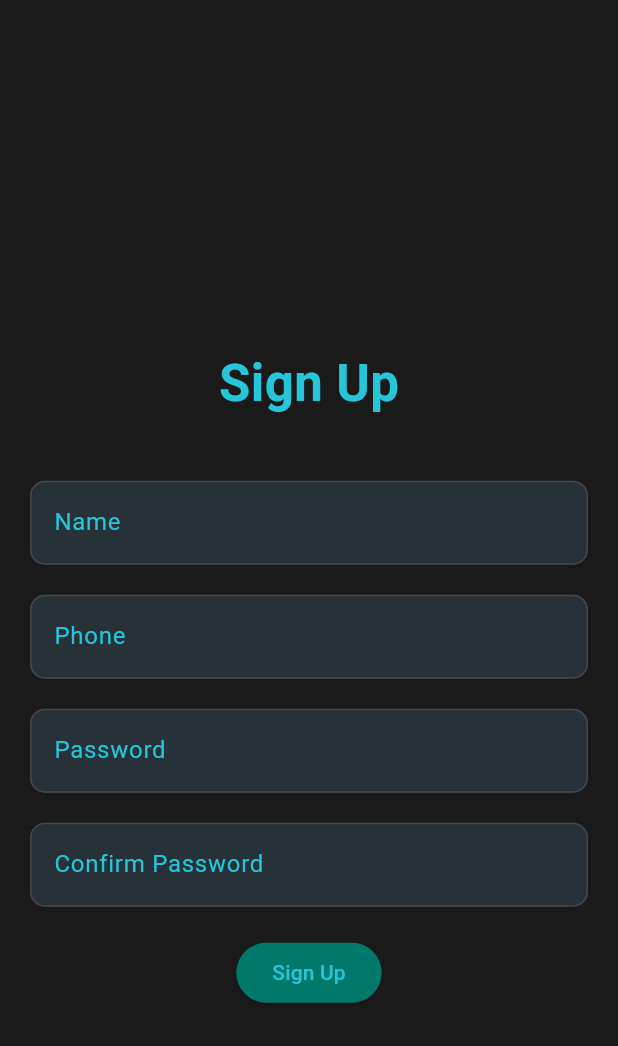
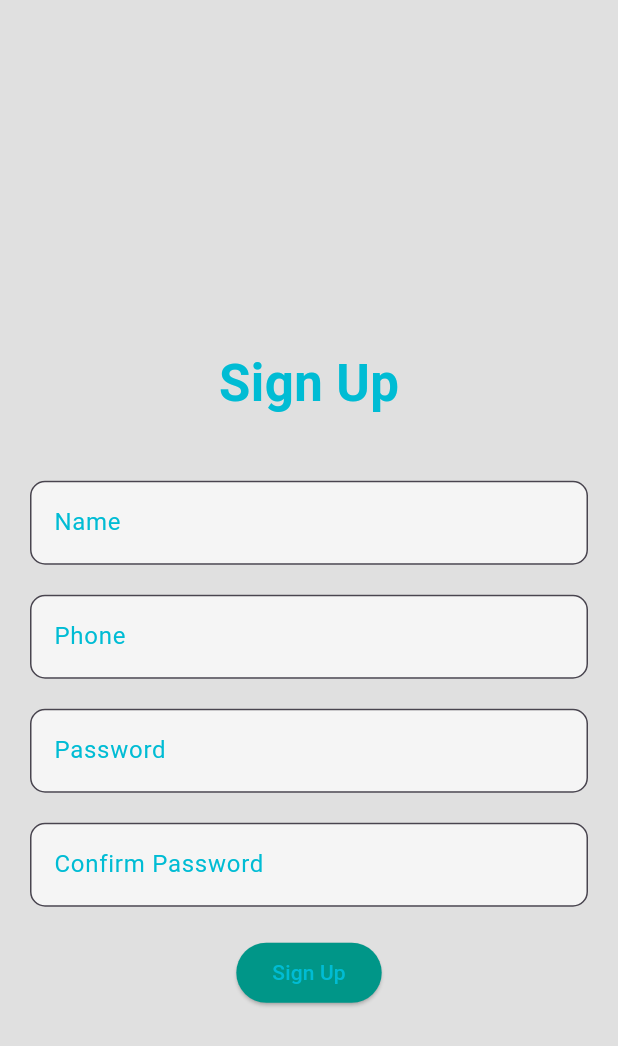
Before and after one commit to AbdullahAlBitar/B-Dental-Flutter, a Flutter app: the screen it shows after launch, after a tap on "Sign Up?", on a phone screen of 412 x 824 dp. Shown: the top 1046 px of the screen. Run offline on Flutter 3.47's test engine with Material 3 defaults, Android fonts, the phone set to English and light mode, and no system bars; our stand-ins replace shared_preferences; network calls fail; project files that could hold a hidden picture were left out.

Commit message:
made dark/light mode auto from device theme mode

```diff
--- a/lib/globals.dart
+++ b/lib/globals.dart
@@ -16,19 +16,36 @@ Color lightBG = const Color(0xFFF5F5F5);  // Light Gray
 Color lightDarkBG = const Color(0xFFE0E0E0);  // Medium Gray
 Color lightTextColor = const Color(0xFF212121);  // Black text for light mode
 
-// Current theme (can be toggled between dark and light)
-bool isDarkMode = true;
+// Getter functions for current theme colors
+Color getPrimaryColor(BuildContext context) {
+  var brightness = MediaQuery.of(context).platformBrightness;
+  return brightness == Brightness.dark ? darkColorPrimary : lightColorPrimary;
+}
 
-// Getter functions for current theme colors
-Color get globalColorDark => isDarkMode ? darkColorPrimary : lightColorPrimary;
-Color get globalColorLight => isDarkMode ? darkColorAccent : lightColorAccent;
-Color get globalBG => isDarkMode ? darkBG : lightBG;
-Color get globalDarkBG => isDarkMode ? darkDarkBG : lightDarkBG;
-Color get globalTextColor => isDarkMode ? darkTextColor : lightTextColor;
+Color getAccentColor(BuildContext context) {
+  var brightness = MediaQuery.of(context).platformBrightness;
+  return brightness == Brightness.dark ? darkColorAccent : lightColorAccent;
+}
+
+Color getBackgroundColor(BuildContext context) {
+  var brightness = MediaQuery.of(context).platformBrightness;
+  return brightness == Brightness.dark ? darkBG : lightBG;
+}
+
+Color getDarkBackgroundColor(BuildContext context) {
+  var brightness = MediaQuery.of(context).platformBrightness;
+  return brightness == Brightness.dark ? darkDarkBG : lightDarkBG;
+}
+
+Color getTextColor(BuildContext context) {
+  var brightness = MediaQuery.of(context).platformBrightness;
+  return brightness == Brightness.dark ? darkTextColor : lightTextColor;
+}
 
 
-// Color globalColorDark =const Color.fromARGB(255, 0, 69, 75);
-// Color globalColorLight =Colors.cyanAccent;
 
-// Color globalBG = const Color.fromARGB(255, 59, 59, 59);
-// Color globalDarkBG = const Color.fromARGB(255, 32, 32, 32);
+// Color getPrimaryColor =const Color.fromARGB(255, 0, 69, 75);
+// Color getAccentColor =Colors.cyanAccent;
+
+// Color getBackgroundColor = const Color.fromARGB(255, 59, 59, 59);
+// Color getDarkBackgroundColor = const Color.fromARGB(255, 32, 32, 32);
--- a/lib/main.dart
+++ b/lib/main.dart
@@ -20,5 +20,6 @@ void main() => runApp(
       "/visitDetails": (context) => VisitDetails(),
       "/paymentDetails": (context) => PaymentDetails(),
     },
+    themeMode: ThemeMode.system,
   )
 );
--- a/lib/pages/login.dart
+++ b/lib/pages/login.dart
@@ -68,7 +68,7 @@ class _LoginState extends State<Login> {
   @override
   Widget build(BuildContext context) {
     return Scaffold(
-      backgroundColor: globalDarkBG,
+      backgroundColor: getDarkBackgroundColor(context),
       body: Padding(
         padding: const EdgeInsets.symmetric(horizontal: 20, vertical: 40),
         child: Column(
@@ -76,20 +76,20 @@ class _LoginState extends State<Login> {
           children: [
             Text(
               "B-Dental",
-              style: TextStyle(fontSize: 34, fontWeight: FontWeight.bold, color: globalColorLight),
+              style: TextStyle(fontSize: 34, fontWeight: FontWeight.bold, color: getAccentColor(context)),
             ),
             const SizedBox(height: 40),
             TextField(
               controller: _controllerUsername,
-              cursorColor: globalColorLight,
-              style: TextStyle(color: globalColorLight),
+              cursorColor: getAccentColor(context),
+              style: TextStyle(color: getAccentColor(context)),
               decoration: InputDecoration(
                 filled: true,
-                fillColor: globalBG,
+                fillColor: getBackgroundColor(context),
                 hintText: "Username",
-                hintStyle: TextStyle(color: globalColorLight),
+                hintStyle: TextStyle(color: getAccentColor(context)),
                 focusedBorder: OutlineInputBorder(borderSide: BorderSide(
-                    color: globalColorLight
+                    color: getAccentColor(context)
                   )),
                 border: OutlineInputBorder(
                   borderRadius: BorderRadius.circular(10),
@@ -100,15 +100,15 @@ class _LoginState extends State<Login> {
             TextField(
               controller: _controllerPassword,
               obscureText: true,
-              cursorColor: globalColorLight,
-              style: TextStyle(color: globalColorLight),
+              cursorColor: getAccentColor(context),
+              style: TextStyle(color: getAccentColor(context)),
               decoration: InputDecoration(
                 filled: true,
-                fillColor: globalBG,
+                fillColor: getBackgroundColor(context),
                 hintText: "Password",
-                hintStyle: TextStyle(color: globalColorLight),
+                hintStyle: TextStyle(color: getAccentColor(context)),
                 focusedBorder: OutlineInputBorder(borderSide: BorderSide(
-                    color: globalColorLight
+                    color: getAccentColor(context)
                   )),
                 border: OutlineInputBorder(
                   borderRadius: BorderRadius.circular(10),
@@ -123,7 +123,7 @@ class _LoginState extends State<Login> {
                   onPressed: () {
                     Navigator.pushNamed(context, "/register");
                   }, // Handle signup
-                  child: Text("Sign Up?", style: TextStyle(color: globalColorLight)),
+                  child: Text("Sign Up?", style: TextStyle(color: getAccentColor(context))),
                 ),
                 ElevatedButton(
                   onPressed: _isButtonDisabled ? null : () async {
@@ -149,7 +149,7 @@ class _LoginState extends State<Login> {
                     });
                   },
                   style: ElevatedButton.styleFrom(
-                    foregroundColor: globalColorLight, backgroundColor: globalColorDark,
+                    foregroundColor: getAccentColor(context), backgroundColor: getPrimaryColor(context),
                   ),
                   child: const Text("Login"),
                 ),
--- a/lib/pages/signup.dart
+++ b/lib/pages/signup.dart
@@ -51,7 +51,7 @@ class _SignUpState extends State<SignUp> {
   @override
   Widget build(BuildContext context) {
     return Scaffold(
-      backgroundColor: globalDarkBG,
+      backgroundColor: getDarkBackgroundColor(context),
       body: Padding(
         padding: const EdgeInsets.symmetric(horizontal: 20, vertical: 40),
         child: SingleChildScrollView(
@@ -62,20 +62,20 @@ class _SignUpState extends State<SignUp> {
               children: [
                 Text(
                   "Sign Up",
-                  style: TextStyle(fontSize: 34, fontWeight: FontWeight.bold, color: globalColorLight),
+                  style: TextStyle(fontSize: 34, fontWeight: FontWeight.bold, color: getAccentColor(context)),
                 ),
                 const SizedBox(height: 40),
                 TextField(
                   controller: _controllerName,
-                  cursorColor: globalColorLight,
-                  style: TextStyle(color: globalColorLight),
+                  cursorColor: getAccentColor(context),
+                  style: TextStyle(color: getAccentColor(context)),
                   decoration: InputDecoration(
                     filled: true,
-                    fillColor: globalBG,
+                    fillColor: getBackgroundColor(context),
                     hintText: "Name",
-                    hintStyle: TextStyle(color: globalColorLight),
+                    hintStyle: TextStyle(color: getAccentColor(context)),
                     focusedBorder: OutlineInputBorder(borderSide: BorderSide(
-                        color: globalColorLight
+                        color: getAccentColor(context)
                       )),
                     border: OutlineInputBorder(
                       borderRadius: BorderRadius.circular(10),
@@ -85,15 +85,15 @@ class _SignUpState extends State<SignUp> {
                 const SizedBox(height: 20),
                 TextField(
                   controller: _controllerPhone,
-                  cursorColor: globalColorLight,
-                  style: TextStyle(color: globalColorLight),
+                  cursorColor: getAccentColor(context),
+                  style: TextStyle(color: getAccentColor(context)),
                   decoration: InputDecoration(
                     filled: true,
-                    fillColor: globalBG,
+                    fillColor: getBackgroundColor(context),
                     hintText: "Phone",
-                    hintStyle: TextStyle(color: globalColorLight),
+                    hintStyle: TextStyle(color: getAccentColor(context)),
                     focusedBorder: OutlineInputBorder(borderSide: BorderSide(
-                        color: globalColorLight
+                        color: getAccentColor(context)
                       )),
                     border: OutlineInputBorder(
                       borderRadius: BorderRadius.circular(10),
@@ -104,15 +104,15 @@ class _SignUpState extends State<SignUp> {
                 TextField(
                   controller: _controllerPassword,
                   obscureText: true,
-                  cursorColor: globalColorLight,
-                  style: TextStyle(color: globalColorLight),
+                  cursorColor: getAccentColor(context),
+                  style: TextStyle(color: getAccentColor(context)),
                   decoration: InputDecoration(
                     filled: true,
-                    fillColor: globalBG,
+                    fillColor: getBackgroundColor(context),
                     hintText: "Password",
-                    hintStyle: TextStyle(color: globalColorLight),
+                    hintStyle: TextStyle(color: getAccentColor(context)),
                     focusedBorder: OutlineInputBorder(borderSide: BorderSide(
-                        color: globalColorLight
+                        color: getAccentColor(context)
                       )),
                     border: OutlineInputBorder(
                       borderRadius: BorderRadius.circular(10),
@@ -123,15 +123,15 @@ class _SignUpState extends State<SignUp> {
                 TextField(
                   controller: _controllerPasswordConfirmation,
                   obscureText: true,
-                  cursorColor: globalColorLight,
-                  style: TextStyle(color: globalColorLight),
+                  cursorColor: getAccentColor(context),
+                  style: TextStyle(color: getAccentColor(context)),
                   decoration: InputDecoration(
                     filled: true,
-                    fillColor: globalBG,
+                    fillColor: getBackgroundColor(context),
                     hintText: "Confirm Password",
-                    hintStyle: TextStyle(color: globalColorLight),
+                    hintStyle: TextStyle(color: getAccentColor(context)),
                     focusedBorder: OutlineInputBorder(borderSide: BorderSide(
-                        color: globalColorLight
+                        color: getAccentColor(context)
                       )),
                     border: OutlineInputBorder(
                       borderRadius: BorderRadius.circular(10),
@@ -175,7 +175,7 @@ class _SignUpState extends State<SignUp> {
                     });
                   },
                   style: ElevatedButton.styleFrom(
-                    foregroundColor: globalColorLight, backgroundColor: globalColorDark,
+                    foregroundColor: getAccentColor(context), backgroundColor: getPrimaryColor(context),
                   ),
                   child: const Text("Sign Up"),
                 ),
```
Also changed, not shown: lib/cards/patient_card.dart (+4 -4 lines), lib/cards/payment_card.dart (+7 -7 lines), lib/cards/visit_card.dart (+5 -5 lines), lib/pages/createPages/patient_create.dart (+12 -11 lines), lib/pages/createPages/payment_create.dart (+11 -10 lines), lib/pages/createPages/visit_create.dart (+12 -11 lines), lib/pages/details/patient_details.dart (+25 -22 lines), lib/pages/details/payment_details.dart (+11 -10 lines), lib/pages/details/visit_details.dart (+12 -11 lines), lib/pages/home.dart (+2 -5 lines), lib/pages/home/doctor.dart (+8 -7 lines), lib/pages/home/patient.dart (+11 -11 lines), lib/pages/home/payment.dart (+5 -5 lines), lib/pages/home/visit.dart (+5 -5 lines).
